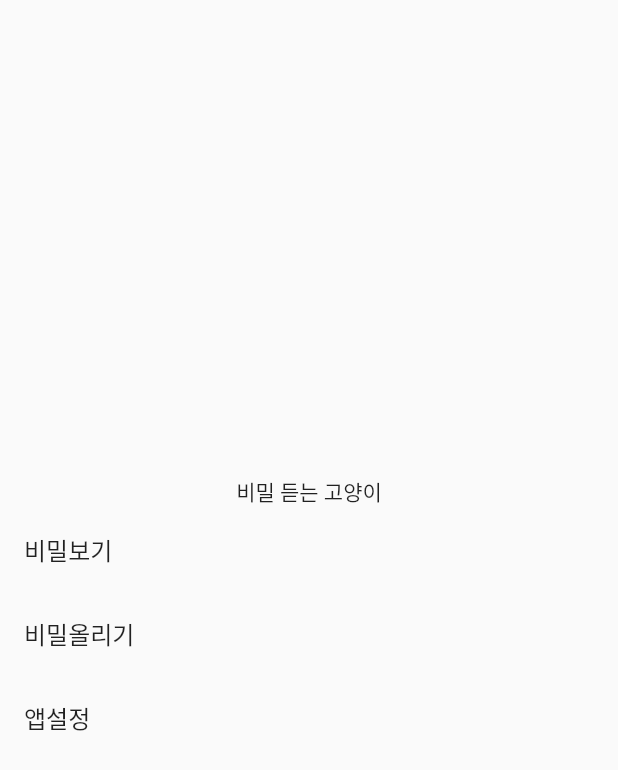
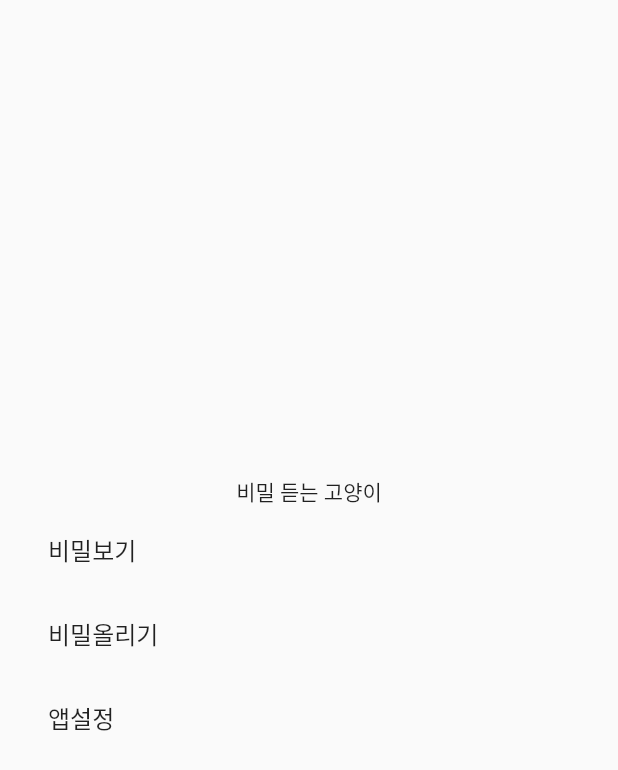
Before and after one commit to hyeok96/secret_app, a Flutter app: the MainPage screen opened by its route, on a phone screen of 412 x 824 dp. Shown: the top 770 px of the screen. Run offline on Flutter 3.47's test engine with Material 2 defaults, Android fonts, the light colour scheme and no system bars; our stand-ins replace dio, get; Roboto replaces fonts that are missing (Neo).

Commit message:
padding in mainPage

```diff
--- a/lib/view/pages/main_page.dart
+++ b/lib/view/pages/main_page.dart
@@ -11,7 +11,9 @@ class MainPage extends StatelessWidget {
   @override
   Widget build(BuildContext context) {
     return Scaffold(
-      body: Column(
+      body: Padding(
+        padding: const EdgeInsets.all(16),
+        child: Column(
           mainAxisAlignment: MainAxisAlignment.center,
           children: [
             const Text("비밀 듣는 고양이"),
@@ -29,6 +31,7 @@ class MainPage extends StatelessWidget {
             ),
           ],
         ),
+      ),
     );
   }
 }
```
Lines whose indentation alone changed are shown as unchanged.
